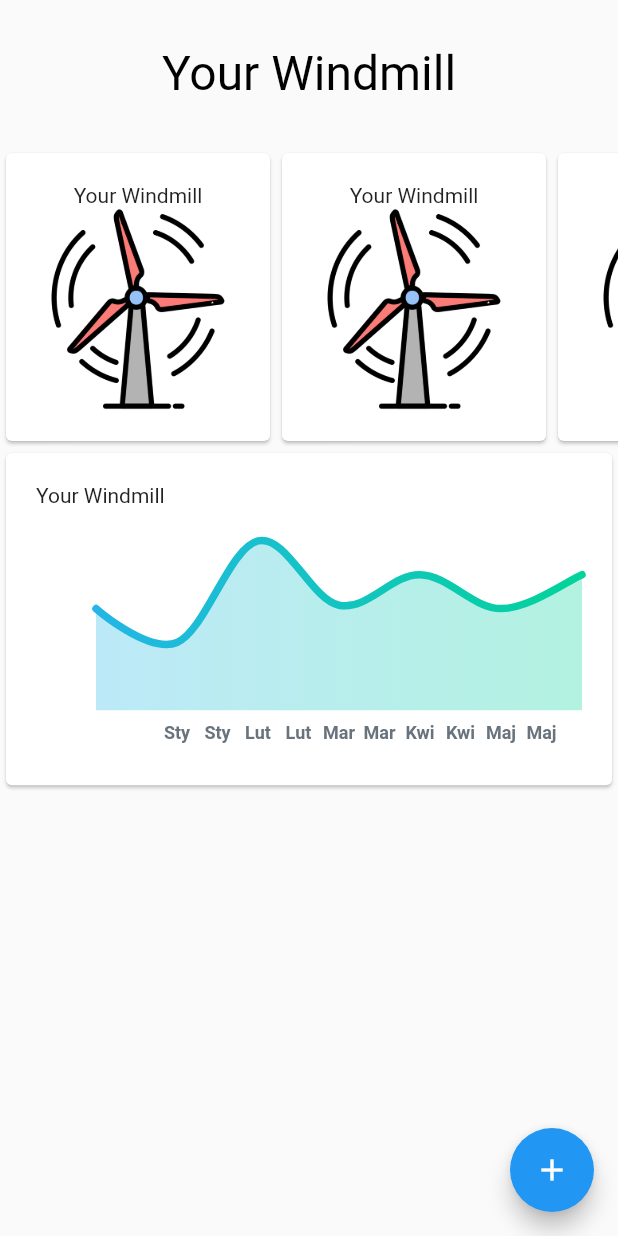
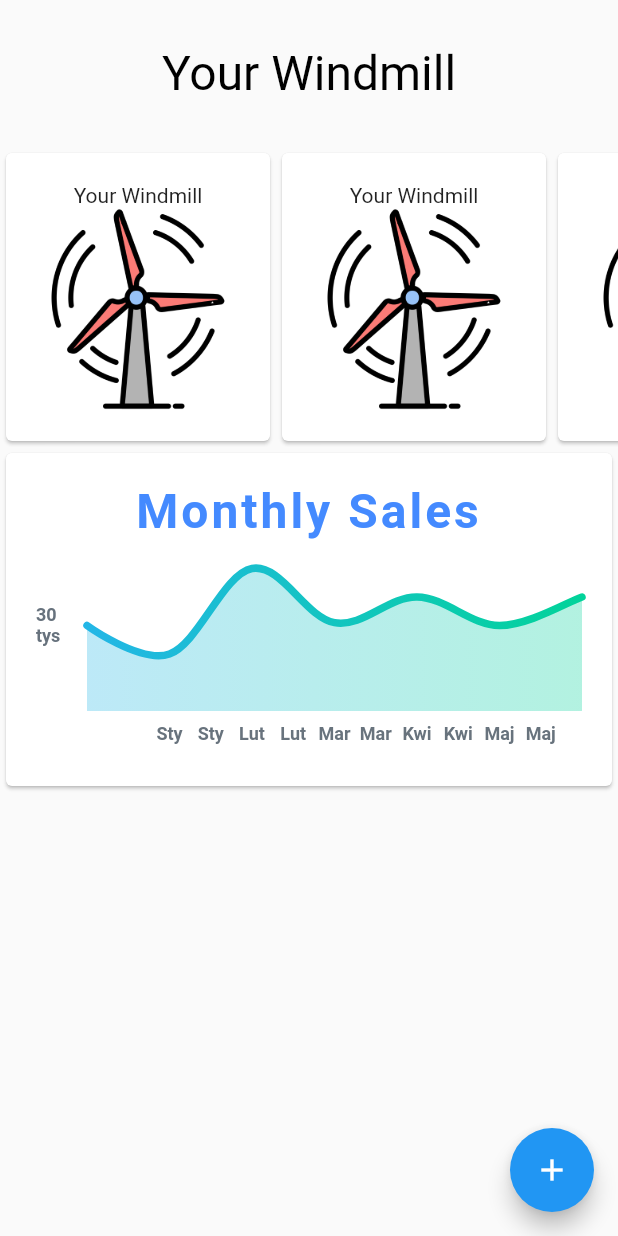
Before and after one commit to marcinkazmierski/flutter-bloc-windmill, a Flutter app: the ViewWindmillForm screen opened directly with empty values, on a phone screen of 412 x 824 dp. Run offline on Flutter 3.47's test engine with Material 2 defaults, Android fonts, the phone set to English and light mode, and no system bars; drawn by our look-alikes of fl_chart; our stand-ins replace bloc, equatable, flutter_bloc, simple_animations.

Commit message:
LineReportChart - chart title.

```diff
--- a/lib/screens/view_windmill_page.dart
+++ b/lib/screens/view_windmill_page.dart
@@ -69,14 +69,7 @@ class _ViewWindmillFormState extends State<ViewWindmillForm> {
                 ),
                 Card(
                   child: Padding(
-                      padding: EdgeInsets.all(20),
-                      child: Column(
-                        crossAxisAlignment: CrossAxisAlignment.stretch,
-                        children: <Widget>[
-                          Text('Your Windmill'),
-                          LineReportChart(),
-                        ],
-                      )),
+                      padding: EdgeInsets.all(20), child: LineReportChart()),
                 ),
               ],
             ),
@@ -106,27 +99,32 @@ class LineReportChart extends StatelessWidget {
   @override
   Widget build(BuildContext context) {
     return AspectRatio(
-      aspectRatio: 2.2,
-      child: LineChart(mainData()),
+      aspectRatio: 2.0,
+      child: Stack(
+        children: <Widget>[
+          Column(
+            crossAxisAlignment: CrossAxisAlignment.stretch,
+            children: <Widget>[
+              Text(
+                'Monthly Sales',
+                style: TextStyle(
+                    color: Colors.blueAccent,
+                    fontSize: 32,
+                    fontWeight: FontWeight.bold,
+                    letterSpacing: 2),
+                textAlign: TextAlign.center,
+              ),
+              Expanded(
+                child: LineChart(mainData()),
+              ),
+            ],
+          ),
+        ],
+      ),
     );
   }
 
-  List<FlSpot> getSports() {
-    return [
-      FlSpot(0, .5),
-      FlSpot(1, 1.5),
-      FlSpot(2, .5),
-      FlSpot(3, .7),
-      FlSpot(4, .2),
-      FlSpot(5, 2),
-      FlSpot(6, 1.5),
-      FlSpot(7, 1.7),
-      FlSpot(8, 1),
-      FlSpot(9, 2.8),
-      FlSpot(10, 2.5),
-      FlSpot(11, 2.65),
-    ];
-  }
+
 
   LineChartData mainData() {
     return LineChartData(
@@ -135,7 +133,6 @@ class LineReportChart extends StatelessWidget {
         show: true,
         bottomTitles: SideTitles(
           showTitles: true,
-          reservedSize: 22,
           getTextStyles: (value) => const TextStyle(
               color: Color(0xff68737d),
               fontWeight: FontWeight.bold,
@@ -175,7 +172,6 @@ class LineReportChart extends StatelessWidget {
             }
             return '';
           },
-          reservedSize: 28,
           margin: 12,
         ),
       ),
```
